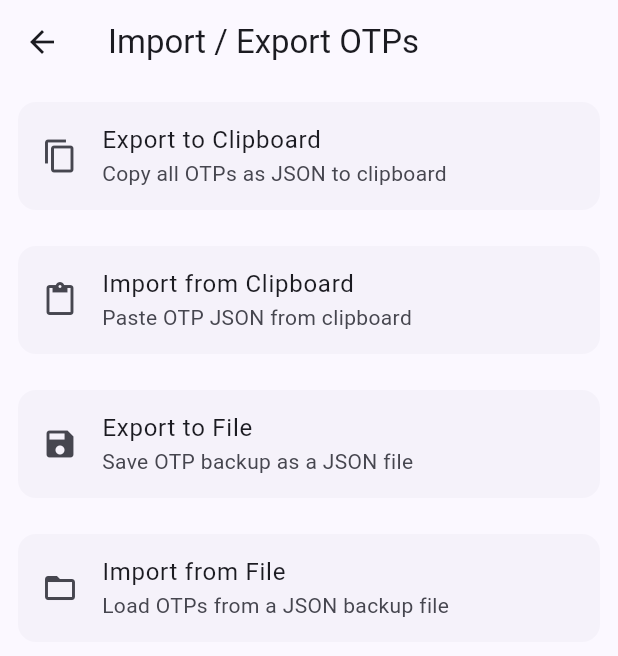
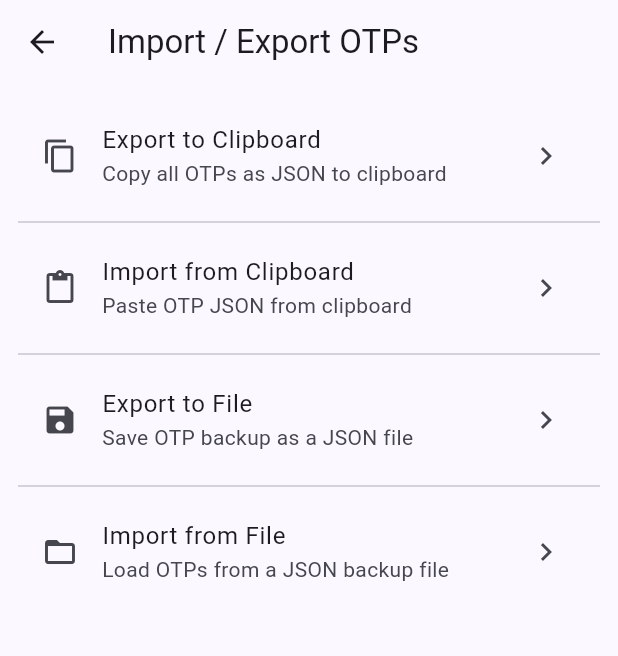
Before and after one commit to majidebraa/authenticator, a Flutter app: the ImportExportScreen screen opened directly with empty values, after a tap on "Import from Clipboard", on a phone screen of 412 x 824 dp. Shown: the top 656 px of the screen. Run offline on Flutter 3.47's test engine with Material 3 defaults, Android fonts, the phone set to English and light mode, and no system bars; our stand-ins replace file_picker, flutter_secure_storage, share_plus; missing offline and left inert: base32, mobile_scanner; accounts and stored records are empty.

Commit message:
fix(otp): improve UI, remove unused codes

```diff
--- a/lib/import_export_screen.dart
+++ b/lib/import_export_screen.dart
@@ -25,74 +25,67 @@ class ImportExportScreen extends StatefulWidget {
 }
 
 class _ImportExportScreenState extends State<ImportExportScreen> {
-  @override
-  void initState() {
-    super.initState();
-  }
+  bool _loading = false;
 
   Future<void> _exportToClipboard() async {
     final jsonStr = jsonEncode(widget.tokens.map((t) => t.toJson()).toList());
     await Clipboard.setData(ClipboardData(text: jsonStr));
+    if (!mounted) return;
     ScaffoldMessenger.of(
       context,
     ).showSnackBar(const SnackBar(content: Text('Copied to clipboard')));
   }
 
-  void _importFromClipboard(BuildContext context) async {
+  Future<void> _importFromClipboard() async {
     final data = await Clipboard.getData('text/plain');
-    if (data != null && data.text != null) {
+    if (data?.text == null) return;
+
     try {
-        final decoded = jsonDecode(data.text!);
-        for (var item in decoded) {
-          final token = TokenModel.fromJson(item);
-          if (!widget.tokens.any(
-            (t) =>
-                t.secret == token.secret &&
-                t.issuer == token.issuer &&
-                t.account == token.account,
-          )) {
-            widget.tokens.add(token);
-          }
-        }
+      final List<dynamic> decoded = jsonDecode(data!.text!);
+      final imported = decoded.map((e) => TokenModel.fromJson(e)).toList();
+
+      setState(() {
+        widget.tokens.addAll(imported.where((t) => !widget.tokens.contains(t)));
+      });
       await widget.storage.save(widget.tokens);
-        ScaffoldMessenger.of(context).showSnackBar(
-          const SnackBar(content: Text('Import from clipboard completed')),
-        );
-      } catch (e) {
+      if (!mounted) return;
+      ScaffoldMessenger.of(
+        context,
+      ).showSnackBar(const SnackBar(content: Text('Imported from clipboard')));
+    } catch (_) {
+      if (!mounted) return;
       ScaffoldMessenger.of(context).showSnackBar(
         const SnackBar(content: Text('Invalid clipboard content')),
       );
     }
   }
-  }
 
   Future<void> _exportToFile() async {
+    setState(() => _loading = true);
     try {
       final jsonStr = jsonEncode(widget.tokens.map((t) => t.toJson()).toList());
-
-      // Get a directory to save file
       final directory = await getApplicationDocumentsDirectory();
       final file = File('${directory.path}/otp_backup.json');
-
-      // Write JSON
       await file.writeAsString(jsonStr);
 
-      // Share the file using ShareParams
       final params = ShareParams(
         files: [XFile(file.path)],
-        fileNameOverrides: ['otp_backup.json'], // optional: override filename
+        fileNameOverrides: ['otp_backup.json'],
         text: 'OTP Backup',
       );
-
       await SharePlus.instance.share(params);
 
+      if (!mounted) return;
       ScaffoldMessenger.of(
         context,
       ).showSnackBar(const SnackBar(content: Text('Exported successfully')));
     } catch (e) {
+      if (!mounted) return;
       ScaffoldMessenger.of(
         context,
       ).showSnackBar(SnackBar(content: Text('Export failed: $e')));
+    } finally {
+      if (mounted) setState(() => _loading = false);
     }
   }
 
@@ -102,77 +95,102 @@ class _ImportExportScreenState extends State<ImportExportScreen> {
       type: FileType.custom,
       allowedExtensions: ['json'],
     );
-    if (result != null && result.files.single.path != null) {
+    if (result == null || result.files.single.path == null) return;
+
+    setState(() => _loading = true);
+    try {
       final file = File(result.files.single.path!);
       final content = await file.readAsString();
-      try {
-        final List<dynamic> list = jsonDecode(content);
-        final imported = list.map((e) => TokenModel.fromJson(e)).toList();
+      final List<dynamic> decoded = jsonDecode(content);
+      final imported = decoded.map((e) => TokenModel.fromJson(e)).toList();
+
       setState(() {
-          widget.tokens.addAll(
-            imported.where((t) => !widget.tokens.contains(t)),
-          );
+        widget.tokens.addAll(imported.where((t) => !widget.tokens.contains(t)));
       });
       await widget.storage.save(widget.tokens);
+      if (!mounted) return;
       ScaffoldMessenger.of(
         context,
       ).showSnackBar(const SnackBar(content: Text('Imported from file')));
-      } catch (e) {
+    } catch (_) {
+      if (!mounted) return;
       ScaffoldMessenger.of(
         context,
       ).showSnackBar(const SnackBar(content: Text('Invalid file')));
-      }
+    } finally {
+      if (mounted) setState(() => _loading = false);
     }
   }
 
   @override
   Widget build(BuildContext context) {
+    final options = [
+      _Option(
+        icon: Icons.copy,
+        title: 'Export to Clipboard',
+        subtitle: 'Copy all OTPs as JSON to clipboard',
+        action: _exportToClipboard,
+      ),
+      _Option(
+        icon: Icons.paste,
+        title: 'Import from Clipboard',
+        subtitle: 'Paste OTP JSON from clipboard',
+        action: _importFromClipboard,
+      ),
+      _Option(
+        icon: Icons.save,
+        title: 'Export to File',
+        subtitle: 'Save OTP backup as a JSON file',
+        action: _exportToFile,
+      ),
+      _Option(
+        icon: Icons.folder_open,
+        title: 'Import from File',
+        subtitle: 'Load OTPs from a JSON backup file',
+        action: _importFromFile,
+      ),
+    ];
+
     return Scaffold(
       appBar: AppBar(title: const Text('Import / Export OTPs')),
-      body: ListView(
+      body: Stack(
         children: [
-          Card(
-            elevation: 0,
-            margin: const EdgeInsets.all(12),
-            child: ListTile(
-              leading: const Icon(Icons.copy),
-              title: const Text('Export to Clipboard'),
-              subtitle: const Text('Copy all OTPs as JSON to clipboard'),
-              onTap: _exportToClipboard,
+          ListView.separated(
+            padding: const EdgeInsets.all(12),
+            itemCount: options.length,
+            separatorBuilder: (_, __) => const Divider(),
+            itemBuilder: (context, index) {
+              final opt = options[index];
+              return ListTile(
+                leading: Icon(opt.icon),
+                title: Text(opt.title),
+                subtitle: Text(opt.subtitle),
+                onTap: opt.action,
+                trailing: const Icon(Icons.chevron_right),
+              );
+            },
           ),
-          ),
-          Card(
-            elevation: 0,
-            margin: const EdgeInsets.all(12),
-            child: ListTile(
-              leading: const Icon(Icons.paste),
-              title: const Text('Import from Clipboard'),
-              subtitle: const Text('Paste OTP JSON from clipboard'),
-              onTap: () => _importFromClipboard(context),
-            ),
-          ),
-          Card(
-            elevation: 0,
-            margin: const EdgeInsets.all(12),
-            child: ListTile(
-              leading: const Icon(Icons.save),
-              title: const Text('Export to File'),
-              subtitle: const Text('Save OTP backup as a JSON file'),
-              onTap: _exportToFile,
-            ),
-          ),
-          Card(
-            elevation: 0,
-            margin: const EdgeInsets.all(12),
-            child: ListTile(
-              leading: const Icon(Icons.folder_open),
-              title: const Text('Import from File'),
-              subtitle: const Text('Load OTPs from a JSON backup file'),
-              onTap: _importFromFile,
-            ),
+          if (_loading)
+            Container(
+              color: Colors.black.withOpacity(0.3),
+              child: const Center(child: CircularProgressIndicator()),
             ),
         ],
       ),
     );
   }
 }
+
+class _Option {
+  final IconData icon;
+  final String title;
+  final String subtitle;
+  final VoidCallback action;
+
+  _Option({
+    required this.icon,
+    required this.title,
+    required this.subtitle,
+    required this.action,
+  });
+}
```
Also changed, not shown: lib/main.dart (+1 -89 lines), pubspec.lock. Lines whose indentation alone changed are shown as unchanged.
